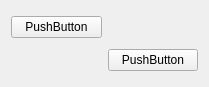
Qt form Src.QT/tt3-report-worksummary/ReportConfigurationEditor.ui (akapustiatyahoocouk/TimeTracker3) before a commit.
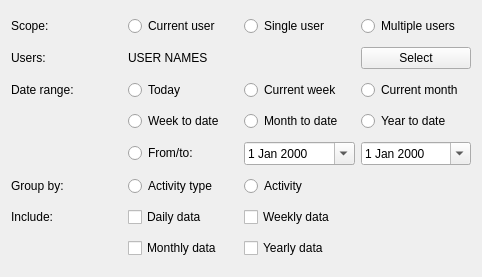
The same form after that commit. Icons and pictures are not drawn.

```diff
--- a/Src.QT/tt3-report-worksummary/ReportConfigurationEditor.ui
+++ b/Src.QT/tt3-report-worksummary/ReportConfigurationEditor.ui
@@ -6,26 +6,236 @@
    <rect>
     <x>0</x>
     <y>0</y>
-    <width>209</width>
-    <height>87</height>
+    <width>482</width>
+    <height>277</height>
    </rect>
   </property>
   <property name="windowTitle">
    <string>Form</string>
   </property>
   <layout class="QGridLayout" name="gridLayout">
+   <item row="5" column="1">
+    <widget class="QRadioButton" name="groupByActivityTypeRadioButton">
+     <property name="text">
+      <string>Activity type</string>
+     </property>
+     <attribute name="buttonGroup">
+      <string notr="true">groupingButtonGroup</string>
+     </attribute>
+    </widget>
+   </item>
    <item row="0" column="0">
-    <widget class="QPushButton" name="pushButton">
+    <widget class="QLabel" name="scopeLabel">
      <property name="text">
-      <string>PushButton</string>
+      <string>Scope:</string>
      </property>
     </widget>
    </item>
-   <item row="1" column="1">
-    <widget class="QPushButton" name="pushButton_2">
+   <item row="0" column="1">
+    <widget class="QRadioButton" name="currentUserRadioButton">
      <property name="text">
-      <string>PushButton</string>
+      <string>Current user</string>
      </property>
+     <attribute name="buttonGroup">
+      <string notr="true">scopeButtonGroup</string>
+     </attribute>
+    </widget>
+   </item>
+   <item row="2" column="3">
+    <widget class="QRadioButton" name="currentMonthRadioButton">
+     <property name="text">
+      <string>Current month</string>
+     </property>
+     <attribute name="buttonGroup">
+      <string notr="true">dateRangeButtonGroup</string>
+     </attribute>
+    </widget>
+   </item>
+   <item row="4" column="1">
+    <widget class="QRadioButton" name="customDatesRadioButton">
+     <property name="text">
+      <string>From/to:</string>
+     </property>
+     <attribute name="buttonGroup">
+      <string notr="true">dateRangeButtonGroup</string>
+     </attribute>
+    </widget>
+   </item>
+   <item row="2" column="0">
+    <widget class="QLabel" name="dateRangeLabel">
+     <property name="text">
+      <string>Date range:</string>
+     </property>
+    </widget>
+   </item>
+   <item row="0" column="3">
+    <widget class="QRadioButton" name="multipleUsersRadioButton">
+     <property name="text">
+      <string>Multiple users</string>
+     </property>
+     <attribute name="buttonGroup">
+      <string notr="true">scopeButtonGroup</string>
+     </attribute>
+    </widget>
+   </item>
+   <item row="2" column="2">
+    <widget class="QRadioButton" name="currentWeekRadioButton">
+     <property name="text">
+      <string>Current week</string>
+     </property>
+     <attribute name="buttonGroup">
+      <string notr="true">dateRangeButtonGroup</string>
+     </attribute>
+    </widget>
+   </item>
+   <item row="7" column="0">
+    <widget class="QLabel" name="includeLabel">
+     <property name="text">
+      <string>Include:</string>
+     </property>
+    </widget>
+   </item>
+   <item row="7" column="1">
+    <widget class="QCheckBox" name="dailyDataCheckBox">
+     <property name="text">
+      <string>Daily data</string>
+     </property>
+    </widget>
+   </item>
+   <item row="4" column="3">
+    <widget class="QDateEdit" name="toDdateEdit">
+     <property name="calendarPopup">
+      <bool>true</bool>
+     </property>
+     <property name="timeSpec">
+      <enum>Qt::TimeSpec::LocalTime</enum>
+     </property>
+    </widget>
+   </item>
+   <item row="4" column="2">
+    <widget class="QDateEdit" name="fromDateEdit">
+     <property name="calendarPopup">
+      <bool>true</bool>
+     </property>
+     <property name="timeSpec">
+      <enum>Qt::TimeSpec::LocalTime</enum>
+     </property>
+    </widget>
+   </item>
+   <item row="0" column="2">
+    <widget class="QRadioButton" name="singleUserRadioButton">
+     <property name="text">
+      <string>Single user</string>
+     </property>
+     <attribute name="buttonGroup">
+      <string notr="true">scopeButtonGroup</string>
+     </attribute>
+    </widget>
+   </item>
+   <item row="1" column="0">
+    <widget class="QLabel" name="usersLabel">
+     <property name="text">
+      <string>Users:</string>
+     </property>
+    </widget>
+   </item>
+   <item row="8" column="2">
+    <widget class="QCheckBox" name="yearlyDataCheckBox">
+     <property name="text">
+      <string>Yearly data</string>
+     </property>
+    </widget>
+   </item>
+   <item row="2" column="1">
+    <widget class="QRadioButton" name="todayRadioButton">
+     <property name="text">
+      <string>Today</string>
+     </property>
+     <attribute name="buttonGroup">
+      <string notr="true">dateRangeButtonGroup</string>
+     </attribute>
+    </widget>
+   </item>
+   <item row="8" column="1">
+    <widget class="QCheckBox" name="monthlyDataCheckBox">
+     <property name="text">
+      <string>Monthly data</string>
+     </property>
+    </widget>
+   </item>
+   <item row="1" column="1" colspan="2">
+    <widget class="QLabel" name="userNamesLabel">
+     <property name="text">
+      <string>USER NAMES</string>
+     </property>
+     <property name="wordWrap">
+      <bool>true</bool>
+     </property>
+    </widget>
+   </item>
+   <item row="5" column="0">
+    <widget class="QLabel" name="groupByLabel">
+     <property name="text">
+      <string>Group by:</string>
+     </property>
+    </widget>
+   </item>
+   <item row="5" column="2">
+    <widget class="QRadioButton" name="groupByActivityRadioButton">
+     <property name="text">
+      <string>Activity</string>
+     </property>
+     <attribute name="buttonGroup">
+      <string notr="true">groupingButtonGroup</string>
+     </attribute>
+    </widget>
+   </item>
+   <item row="7" column="2">
+    <widget class="QCheckBox" name="weeklyDataCheckBox">
+     <property name="text">
+      <string>Weekly data</string>
+     </property>
+    </widget>
+   </item>
+   <item row="1" column="3">
+    <widget class="QPushButton" name="selectUsersPushButton">
+     <property name="text">
+      <string>Select</string>
+     </property>
+     <property name="icon">
+      <iconset resource="tt3-report-worksummary.qrc">
+       <normaloff>:/tt3-report-worksummary/Resources/Images/Actions/BrowseSmall.png</normaloff>:/tt3-report-worksummary/Resources/Images/Actions/BrowseSmall.png</iconset>
+     </property>
+    </widget>
+   </item>
+   <item row="3" column="1">
+    <widget class="QRadioButton" name="weekToDateRadioButton">
+     <property name="text">
+      <string>Week to date</string>
+     </property>
+     <attribute name="buttonGroup">
+      <string notr="true">dateRangeButtonGroup</string>
+     </attribute>
+    </widget>
+   </item>
+   <item row="3" column="2">
+    <widget class="QRadioButton" name="monthToDateRadioButton">
+     <property name="text">
+      <string>Month to date</string>
+     </property>
+     <attribute name="buttonGroup">
+      <string notr="true">dateRangeButtonGroup</string>
+     </attribute>
+    </widget>
+   </item>
+   <item row="3" column="3">
+    <widget class="QRadioButton" name="yearToDateRadioButton">
+     <property name="text">
+      <string>Year to date</string>
+     </property>
+     <attribute name="buttonGroup">
+      <string notr="true">dateRangeButtonGroup</string>
+     </attribute>
     </widget>
    </item>
   </layout>
```
Left out of the diff: 30 changed lines with no effect on the pictures.
